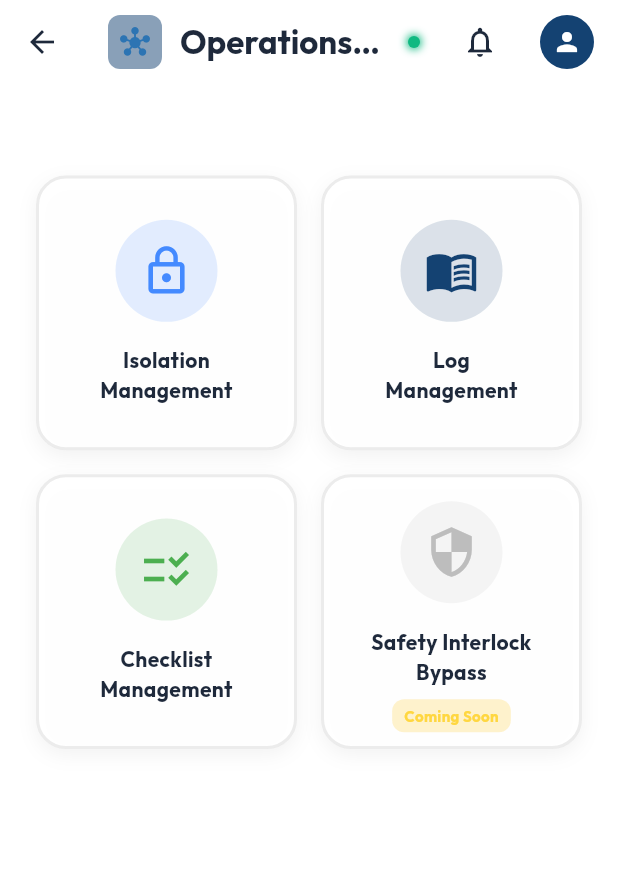
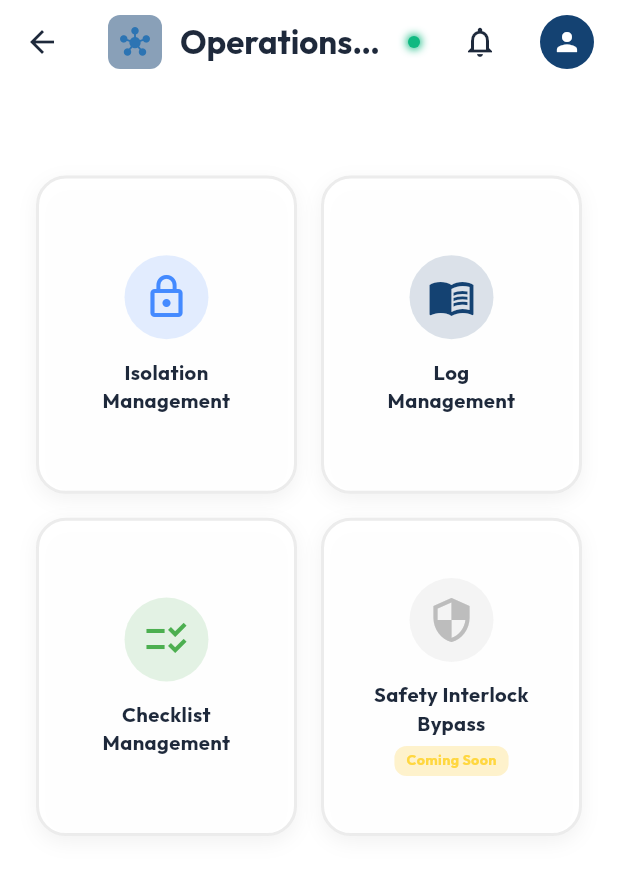
Before and after one commit to aswathcp/assetpulse-pro, a Flutter app: the OperationsTab screen opened directly, on a phone screen of 412 x 824 dp. Shown: the top 875 px of the screen. Run offline on Flutter 3.47's test engine with Material 3 defaults, Android fonts, the phone set to English and light mode, and no system bars; our stand-ins replace cloud_firestore, file_picker, firebase_auth, firebase_core, fl_chart, flutter_animate and 9 more; missing offline and left inert: dart:html, excel, mobile_scanner, nfc_manager, nfc_manager_ndef; accounts and stored records are empty.

Commit message:
fix(operations): match standard tab scrolling layout and fix card content overflow

```diff
--- a/lib/features/operations/presentation/pages/operations_tab.dart
+++ b/lib/features/operations/presentation/pages/operations_tab.dart
@@ -20,8 +20,8 @@ class OperationsTab extends StatelessWidget {
       appBar: const CustomAppBar(title: 'Operations Center'),
       body: ResponsiveContentWrapper(
         maxWidth: 1320,
-        child: Padding(
-          padding: const EdgeInsets.symmetric(horizontal: 24, vertical: 16),
+        child: SingleChildScrollView(
+          padding: const EdgeInsets.fromLTRB(24, 16, 24, 120),
           child: Column(
             crossAxisAlignment: CrossAxisAlignment.stretch,
             children: [
@@ -36,7 +36,7 @@ class OperationsTab extends StatelessWidget {
                 physics: const NeverScrollableScrollPhysics(),
                 crossAxisSpacing: 16,
                 mainAxisSpacing: 16,
-                childAspectRatio: ResponsiveLayout.isDesktop(context) ? 1.2 : 0.95,
+                childAspectRatio: ResponsiveLayout.isDesktop(context) ? 1.25 : 0.82,
               children: [
                 StreamBuilder<List<IsolationPermitModel>>(
                   stream: FirestoreService().getActiveIsolationsStream(
@@ -105,12 +105,12 @@ class OperationsTab extends StatelessWidget {
         height: null,
         borderRadius: 20,
         child: Padding(
-          padding: const EdgeInsets.all(16.0),
+          padding: const EdgeInsets.symmetric(horizontal: 12.0, vertical: 14.0),
           child: Column(
             mainAxisAlignment: MainAxisAlignment.center,
             children: [
               Container(
-                padding: const EdgeInsets.all(16),
+                padding: const EdgeInsets.all(12),
                 decoration: BoxDecoration(
                   color: color.withValues(alpha: 0.15),
                   shape: BoxShape.circle,
@@ -119,28 +119,28 @@ class OperationsTab extends StatelessWidget {
                   label: badgeCount != null ? Text(badgeCount.toString()) : null,
                   isLabelVisible: badgeCount != null,
                   backgroundColor: Colors.red,
-                  child: Icon(icon, color: color, size: 36),
+                  child: Icon(icon, color: color, size: 32),
                 ),
               ),
-              const SizedBox(height: 16),
+              const SizedBox(height: 12),
               Text(
                 title,
                 textAlign: TextAlign.center,
                 style: TextStyle(
                   color: Theme.of(context).colorScheme.onSurface,
                   fontWeight: FontWeight.bold,
-                  fontSize: 14,
+                  fontSize: 13.5,
                 ),
               ),
               if (isComingSoon) ...[
-                const SizedBox(height: 8),
+                const SizedBox(height: 6),
                 Container(
-                  padding: const EdgeInsets.symmetric(horizontal: 8, vertical: 4),
+                  padding: const EdgeInsets.symmetric(horizontal: 8, vertical: 3),
                   decoration: BoxDecoration(
                     color: Colors.amber.withValues(alpha: 0.2),
                     borderRadius: BorderRadius.circular(8),
                   ),
-                  child: const Text('Coming Soon', style: TextStyle(fontSize: 10, color: Colors.amberAccent, fontWeight: FontWeight.bold)),
+                  child: const Text('Coming Soon', style: TextStyle(fontSize: 9.5, color: Colors.amberAccent, fontWeight: FontWeight.bold)),
                 ),
               ],
             ],
```
